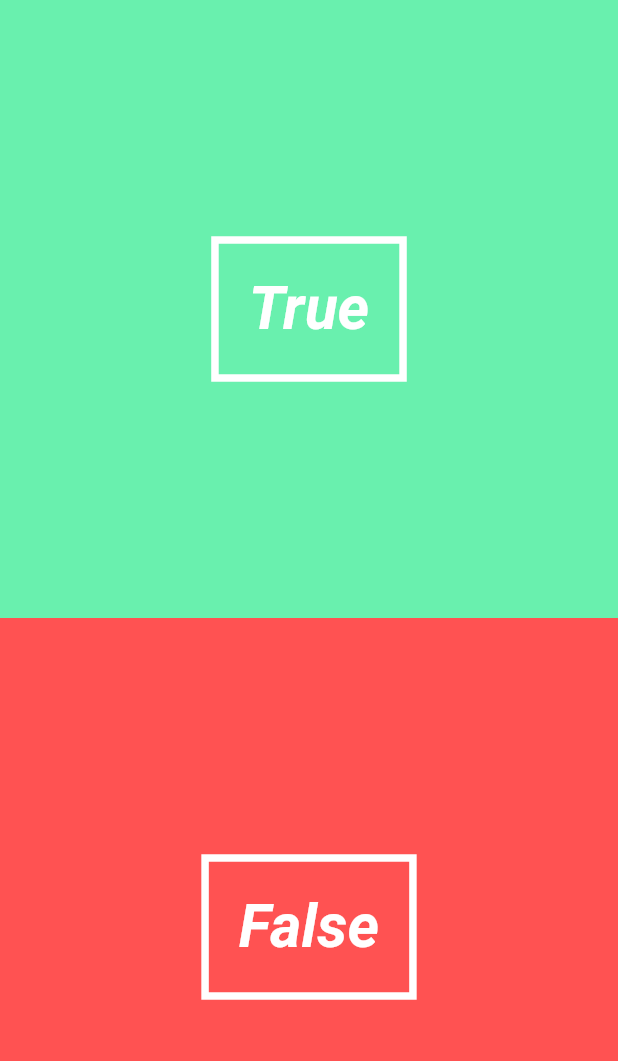
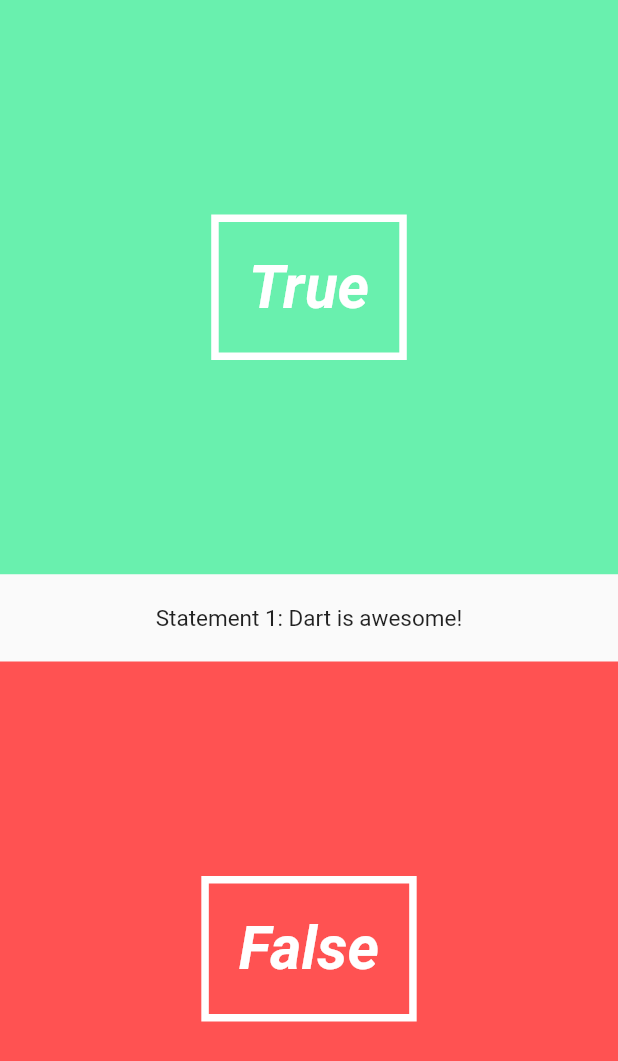
Before and after one commit to graphicbeacon/quiz-app, a Flutter app: the screen it shows after launch, on a phone screen of 412 x 824 dp. Shown: the top 1061 px of the screen. Run offline on Flutter 3.47's test engine with Material 2 defaults, Android fonts, the phone set to English and light mode, and no system bars.

Commit message:
Implements question text ui widget.

```diff
--- a/lib/pages/quiz_page.dart
+++ b/lib/pages/quiz_page.dart
@@ -3,6 +3,7 @@ import 'package:flutter/material.dart';
 import '../utils/question.dart';
 import '../utils/quiz.dart';
 import '../ui/answer_button.dart';
+import '../ui/question_text.dart';
 
 class QuizPage extends StatefulWidget {
   @override
@@ -17,6 +18,7 @@ class QuizPageState extends State<QuizPage> {
         new Column(
           children: <Widget>[
             new AnswerButton(true, () => print("You answered true")),
+            new QuestionText("Dart is awesome!", 1),
             new AnswerButton(false, () => print("You answered false")),
           ],
         ),
--- /dev/null
+++ b/lib/ui/question_text.dart
@@ -0,0 +1,43 @@
+import 'package:flutter/material.dart';
+
+class QuestionText extends StatefulWidget {
+  final String _question;
+  final int _questionNumber;
+
+  QuestionText(this._question, this._questionNumber);
+
+  @override
+  State createState() => new QuestionTextState();
+}
+
+class QuestionTextState extends State<QuestionText>
+    with SingleTickerProviderStateMixin {
+  Animation<double> _fontSizeAnimation;
+  AnimationController _fontSizeAnimationController;
+
+  @override
+  void initState() {
+    super.initState();
+    _fontSizeAnimationController = new AnimationController(
+        duration: new Duration(milliseconds: 500), vsync: this);
+    _fontSizeAnimation = new CurvedAnimation(
+        parent: _fontSizeAnimationController,
+        curve:
+            Curves.bounceInOut); // animate values from 0.0, 0.1, 0.2, ... 1.0
+    _fontSizeAnimation.addListener(() => this.setState(
+        () {})); // on every frame rebuild our widget with the new value
+    _fontSizeAnimationController.forward(); // start animating
+  }
+
+  @override
+  Widget build(BuildContext context) {
+    return new Material(
+        child: new Padding(
+            padding: new EdgeInsets.symmetric(vertical: 20.0),
+            child: new Center(
+                child: new Text(
+                    "Statement ${widget._questionNumber}: ${widget._question}",
+                    style: new TextStyle(
+                        fontSize: _fontSizeAnimation.value * 15)))));
+  }
+}
```
